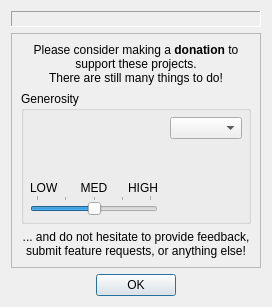
Qt form qtfuzzylite/ui/About.ui (fuzzylite/fuzzylite) before a commit.
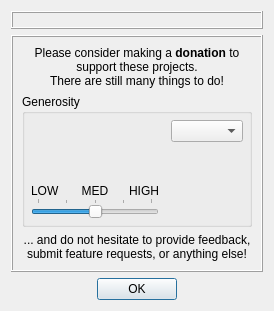
The same form after that commit. Icons and pictures are not drawn.

What changed in the file:
```diff
--- a/qtfuzzylite/ui/About.ui
+++ b/qtfuzzylite/ui/About.ui
@@ -39,10 +39,10 @@
       </sizepolicy>
      </property>
      <property name="frameShape">
-      <enum>QFrame::Panel</enum>
+      <enum>QFrame::Box</enum>
      </property>
      <property name="frameShadow">
-      <enum>QFrame::Sunken</enum>
+      <enum>QFrame::Raised</enum>
      </property>
      <property name="text">
       <string/>
@@ -64,10 +64,10 @@
    <item>
     <widget class="QFrame" name="frame">
      <property name="frameShape">
-      <enum>QFrame::StyledPanel</enum>
+      <enum>QFrame::Box</enum>
      </property>
      <property name="frameShadow">
-      <enum>QFrame::Plain</enum>
+      <enum>QFrame::Raised</enum>
      </property>
      <layout class="QVBoxLayout" name="verticalLayout_2">
       <item>
```
Left out of the diff: 3 changed lines with no effect on the pictures.
